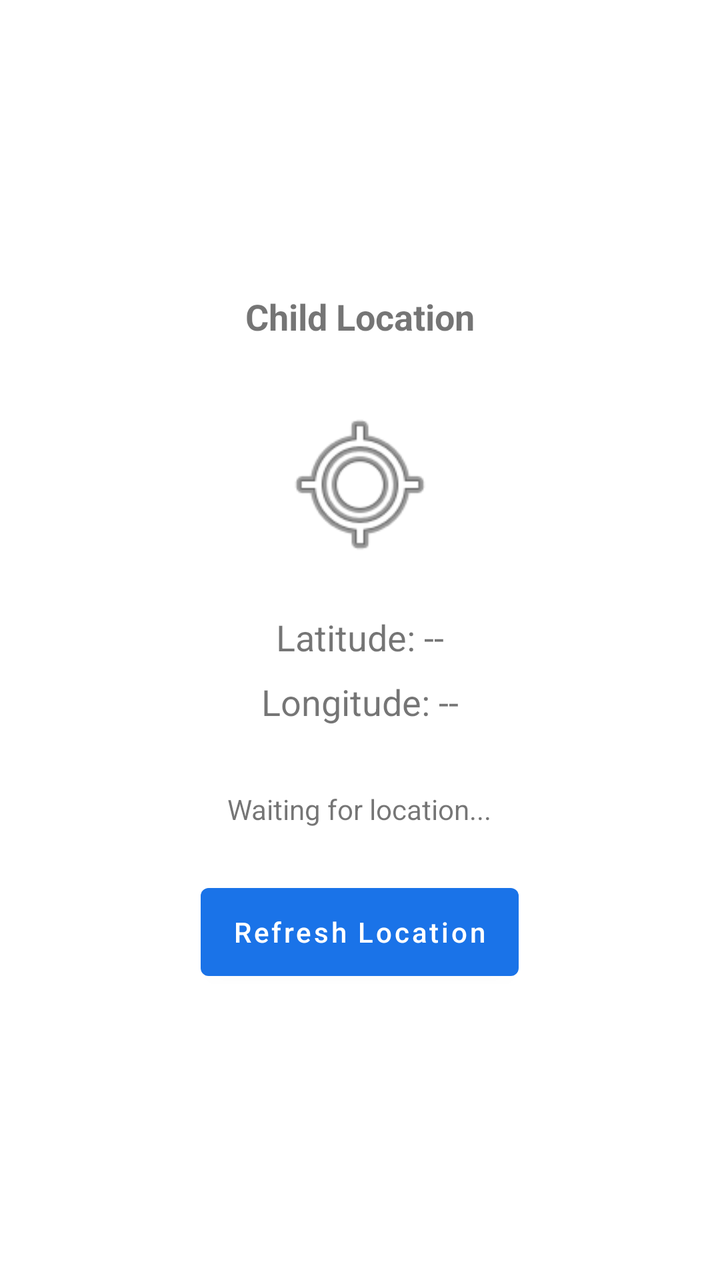
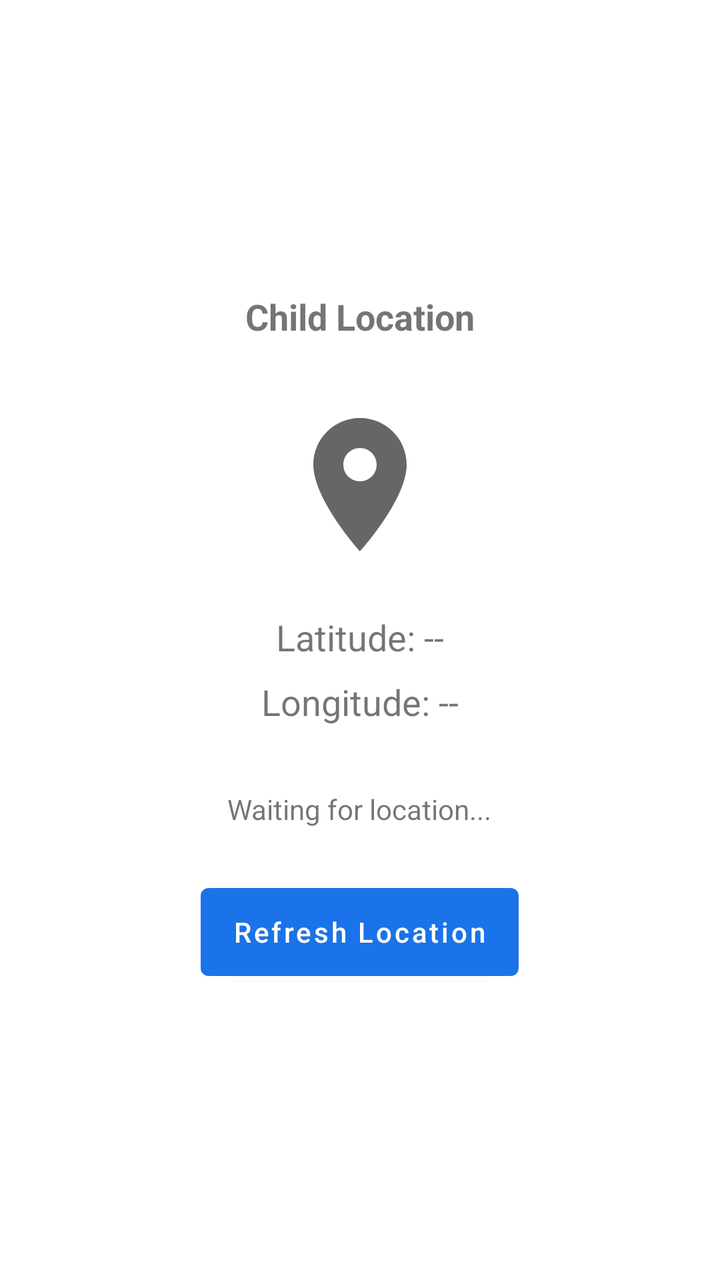

Before-and-after screenshots of an Android layout around one commit, followed by the original layout XML and the change that was made.
<!-- AndroidManifest.xml: application theme Theme.Monitor -->
<!-- res/layout/fragment_location.xml -->
<?xml version="1.0" encoding="utf-8"?>
<LinearLayout xmlns:android="http://schemas.android.com/apk/res/android"
    android:layout_width="match_parent"
    android:layout_height="match_parent"
    android:gravity="center"
    android:orientation="vertical"
    android:padding="16dp">

    <TextView
        android:layout_width="wrap_content"
        android:layout_height="wrap_content"
        android:text="Child Location"
        android:textSize="18sp"
        android:textStyle="bold"
        android:layout_marginBottom="32dp"/>

    <ImageView
        android:layout_width="80dp"
        android:layout_height="80dp"
        android:src="@android:drawable/ic_menu_mylocation"
        android:layout_marginBottom="24dp"/>

    <TextView
        android:id="@+id/tv_latitude"
        android:layout_width="wrap_content"
        android:layout_height="wrap_content"
        android:text="Latitude: --"
        android:textSize="18sp"
        android:layout_marginBottom="8dp"/>

    <TextView
        android:id="@+id/tv_longitude"
        android:layout_width="wrap_content"
        android:layout_height="wrap_content"
        android:text="Longitude: --"
        android:textSize="18sp"
        android:layout_marginBottom="32dp"/>

    <TextView
        android:id="@+id/tv_location_status"
        android:layout_width="wrap_content"
        android:layout_height="wrap_content"
        android:text="Waiting for location..."
        android:textSize="14sp"
        android:textColorLink="#FF1A73E8"
        android:layout_marginBottom="24dp"/>

    <Button
        android:id="@+id/btn_refresh_location"
        android:layout_width="wrap_content"
        android:layout_height="56dp"
        android:text="Refresh Location"
        android:textAllCaps="false"/>

</LinearLayout>
<!-- resources referenced by this layout -->
<resources>
  <style name="Theme.Monitor" parent="Theme.MaterialComponents.DayNight.NoActionBar">
          <item name="colorPrimary">#FF1A73E8</item>
          <item name="colorPrimaryVariant">#FF1557B0</item>
          <item name="colorOnPrimary">#FFFFFFFF</item>
          <item name="colorSecondary">#FF1A73E8</item>
          <item name="colorSecondaryVariant">#FF1557B0</item>
          <item name="colorOnSecondary">#FFFFFFFF</item>
          <item name="android:statusBarColor">#FF1A73E8</item>
      </style>
</resources>

<!-- the commit's change to res/layout/fragment_location.xml (unified diff, before → after) -->
@@ -17,7 +17,7 @@
     <ImageView
         android:layout_width="80dp"
         android:layout_height="80dp"
-        android:src="@android:drawable/ic_menu_mylocation"
+        android:src="@drawable/ic_location"
         android:layout_marginBottom="24dp"/>
 
     <TextView
<!-- resource entries referenced after the edit -->
@@ -1,5 +1,17 @@
 <!-- resources referenced by this layout -->
 <resources>
+  <!-- drawable ic_location (drawable) -->
+  <?xml version="1.0" encoding="utf-8"?>
+  <vector xmlns:android="http://schemas.android.com/apk/res/android"
+      android:width="48dp"
+      android:height="48dp"
+      android:viewportWidth="24"
+      android:viewportHeight="24"
+      android:tint="?attr/colorControlNormal">
+      <path
+          android:fillColor="@android:color/white"
+          android:pathData="M12,2C8.13,2 5,5.13 5,9c0,5.25 7,13 7,13s7,-7.75 7,-13c0,-3.87 -3.13,-7 -7,-7zM12,11.5c-1.38,0 -2.5,-1.12 -2.5,-2.5s1.12,-2.5 2.5,-2.5 2.5,1.12 2.5,2.5 -1.12,2.5 -2.5,2.5z"/>
+  </vector>
   <style name="Theme.Monitor" parent="Theme.MaterialComponents.DayNight.NoActionBar">
           <item name="colorPrimary">#FF1A73E8</item>
           <item name="colorPrimaryVariant">#FF1557B0</item>
